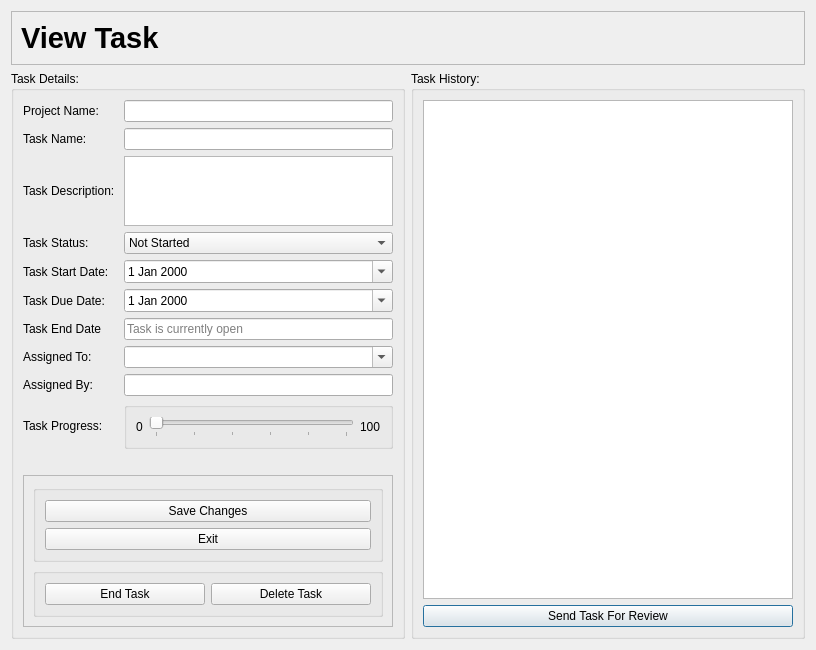
Old version of the form ui/viewTaskDialog.ui in the repository yasar12123/Soft27101-PMS.
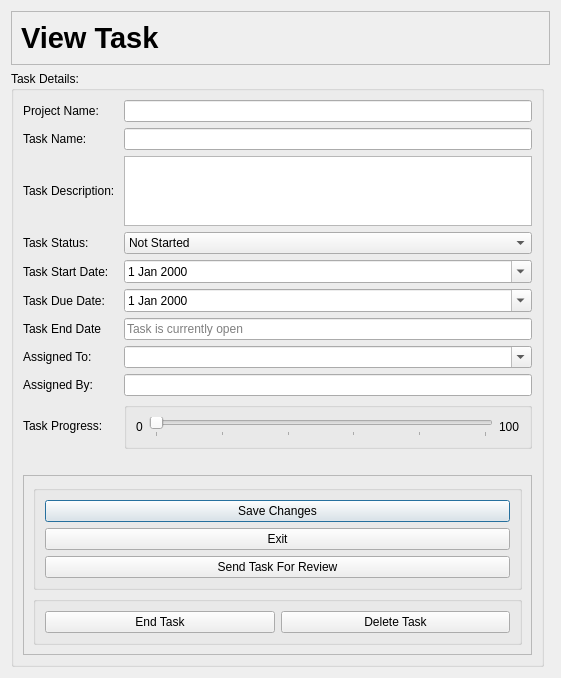
New version of the form.

The edit to the form file:
```diff
--- a/ui/viewTaskDialog.ui
+++ b/ui/viewTaskDialog.ui
@@ -6,41 +6,14 @@
    <rect>
     <x>0</x>
     <y>0</y>
-    <width>816</width>
-    <height>587</height>
+    <width>561</width>
+    <height>670</height>
    </rect>
   </property>
   <property name="windowTitle">
    <string>View Task</string>
   </property>
   <layout class="QGridLayout" name="gridLayout_3">
-   <item row="1" column="1">
-    <widget class="QGroupBox" name="groupBox_3">
-     <property name="title">
-      <string>Task History: </string>
-     </property>
-     <layout class="QVBoxLayout" name="verticalLayout">
-      <item>
-       <layout class="QVBoxLayout" name="verticalLayout_8">
-        <item>
-         <widget class="QListWidget" name="TaskHistoryLW"/>
-        </item>
-        <item>
-         <layout class="QHBoxLayout" name="horizontalLayout_6">
-          <item>
-           <widget class="QPushButton" name="sendReviewtButton">
-            <property name="text">
-             <string>Send Task For Review</string>
-            </property>
-           </widget>
-          </item>
-         </layout>
-        </item>
-       </layout>
-      </item>
-     </layout>
-    </widget>
-   </item>
    <item row="1" column="0">
     <widget class="QGroupBox" name="groupBox">
      <property name="title">
@@ -292,6 +265,13 @@
               </property>
              </widget>
             </item>
+            <item>
+             <widget class="QPushButton" name="sendReviewtButton">
+              <property name="text">
+               <string>Send Task For Review</string>
+              </property>
+             </widget>
+            </item>
            </layout>
           </widget>
          </item>
```
